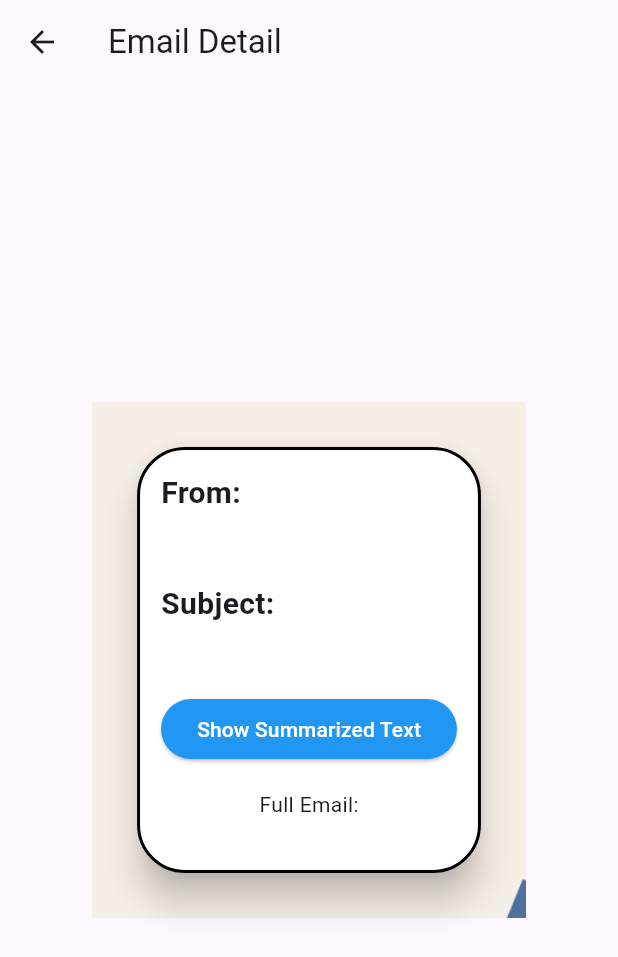
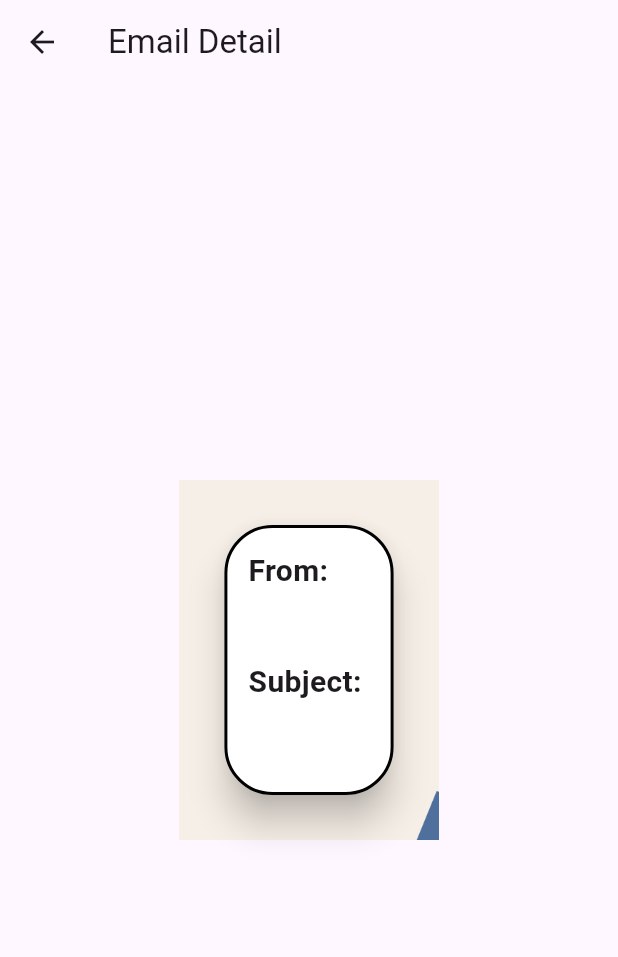
Before and after one commit to dev1abhi/ViTMail, a Flutter app: the EmailDetailScreen screen opened directly with empty values, on a phone screen of 412 x 824 dp. Shown: the top 957 px of the screen. Run offline on Flutter 3.47's test engine with Material 3 defaults, Android fonts, the phone set to English and light mode, and no system bars; our stand-ins replace flutter_gemini, flutter_markdown, flutter_widget_from_html, google_sign_in, googleapis_auth; missing offline and left inert: extension_google_sign_in_as_googleapis_auth, googleapis, sign_button; network calls fail.

Commit message:
fixed a email related bug

```diff
--- a/lib/api.dart
+++ b/lib/api.dart
@@ -91,6 +91,7 @@ class SignInDemoState extends State<SignInDemo> {
 
 
         //this part is responsible for fetching html content
+        //Text/HTML content
         var parts = detailedMessage.payload?.parts?.where((part) => part.mimeType == 'text/html');
         if (parts != null && parts.isNotEmpty) {
           var bodyData = parts.first.body?.data;
@@ -121,9 +122,11 @@ class SignInDemoState extends State<SignInDemo> {
           for (var part in a) {
             //print(" part is ${part.mimeType}");
             for (var nestedPart in part.parts ?? []) {
-              //print(" nestedPart is ${nestedPart.mimeType}");
-              //print("${nestedPart.body?.size}");
-
+              print(" nestedPart is ${nestedPart.mimeType}");
+              if (nestedPart.body?.attachmentId != null)
+                {
+                  //Do something with attachments
+                }
               if (nestedPart.mimeType == 'multipart/alternative') {
                 // Handle multipart/alternative content
                 String textContent = nestedPart.parts?.firstWhere((subPart) => subPart.mimeType == 'text/plain', orElse: () => MessagePart(body: MessagePartBody(data: '')))?.body?.data ?? '';
--- a/lib/email_detail_screen.dart
+++ b/lib/email_detail_screen.dart
@@ -36,7 +36,7 @@ class _EmailDetailScreenState extends State<EmailDetailScreen> {
 
       if (!widget.email.body.contains("!DOCTYPE html")) {
         gemini.text(' Summarize the following text (if it is a event , then provide important '
-            'details like date timing and short description) (give in proper presentable format having spaces in between):  ${widget.email.body} ')
+              'details like date timing and short description) (give in proper presentable format having spaces in between):  ${widget.email.body} ')
             .then((value) {
           if (mounted) {
             setState(() {
@@ -72,9 +72,9 @@ class _EmailDetailScreenState extends State<EmailDetailScreen> {
 
   @override
   Widget build(BuildContext context) {
-    if (widget.email.body != null && !widget.email.body.contains("!DOCTYPE html"))
+    if (widget.email.body != null && !widget.email.body.contains("!DOCTYPE html") && widget.email.body.isNotEmpty)
       textthere = true;
-    //print('Debug: email.html = ${email.html}');
+    //print('Debug: Size of email.body = ${widget.email.body?.length ?? 0}');
     return Scaffold(
       appBar: AppBar(
         title: Text('Email Detail'),
@@ -109,8 +109,10 @@ class _EmailDetailScreenState extends State<EmailDetailScreen> {
                   SizedBox(height: 8),
                   Text(widget.email.subject),
                   SizedBox(height: 16),
-                  if (widget.email.body != null && !widget.email.body.contains("!DOCTYPE html"))
-                    Column(
+
+                  //pure text emails
+                  if (widget.email.body != null && !widget.email.body.contains("!DOCTYPE html") && widget.email.body.isNotEmpty)
+                     Column(
                       crossAxisAlignment: CrossAxisAlignment.center,
                       children: [
                         ElevatedButton(
@@ -135,7 +137,9 @@ class _EmailDetailScreenState extends State<EmailDetailScreen> {
                              //Text('$summarizedText')
                              MarkdownBody(data: summarizedText!),
                         if (!showSummarizedText)
-                            Text('Full Email:\n ${widget.email.body}'),
+                            MarkdownBody(data: widget.email.body!),
+                            //Text('Full Email:\n ${widget.email.body}'),
+
                       ],
                     )
                   else
```
Also changed, not shown: lib/categories_screen.dart (deleted).
